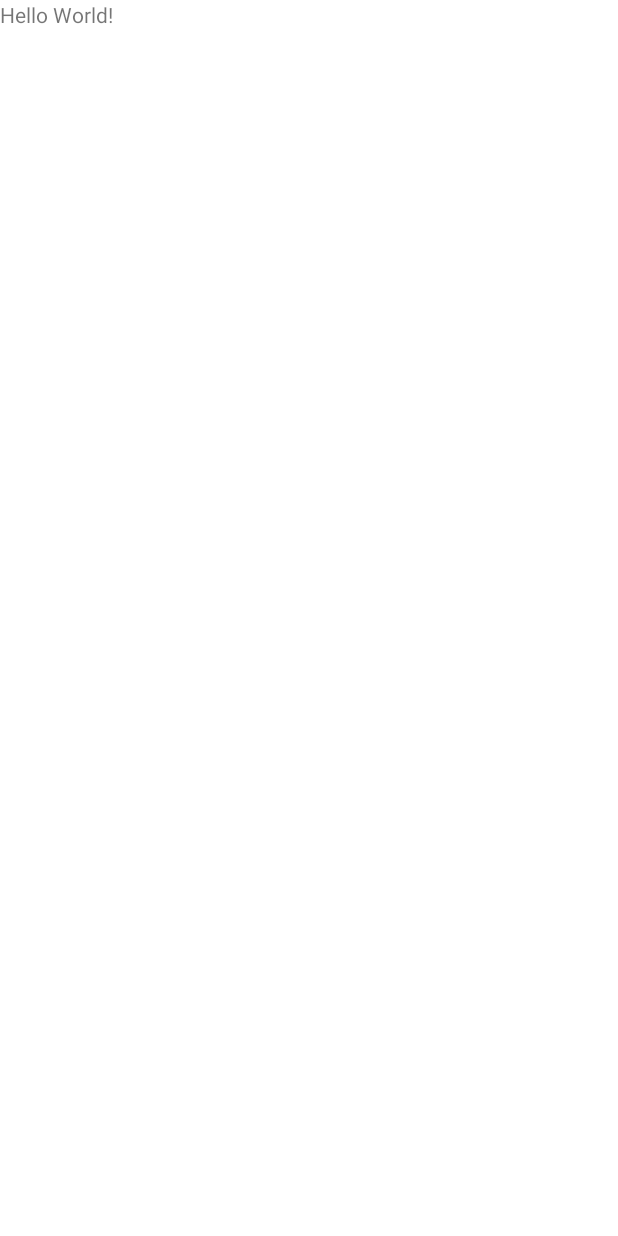
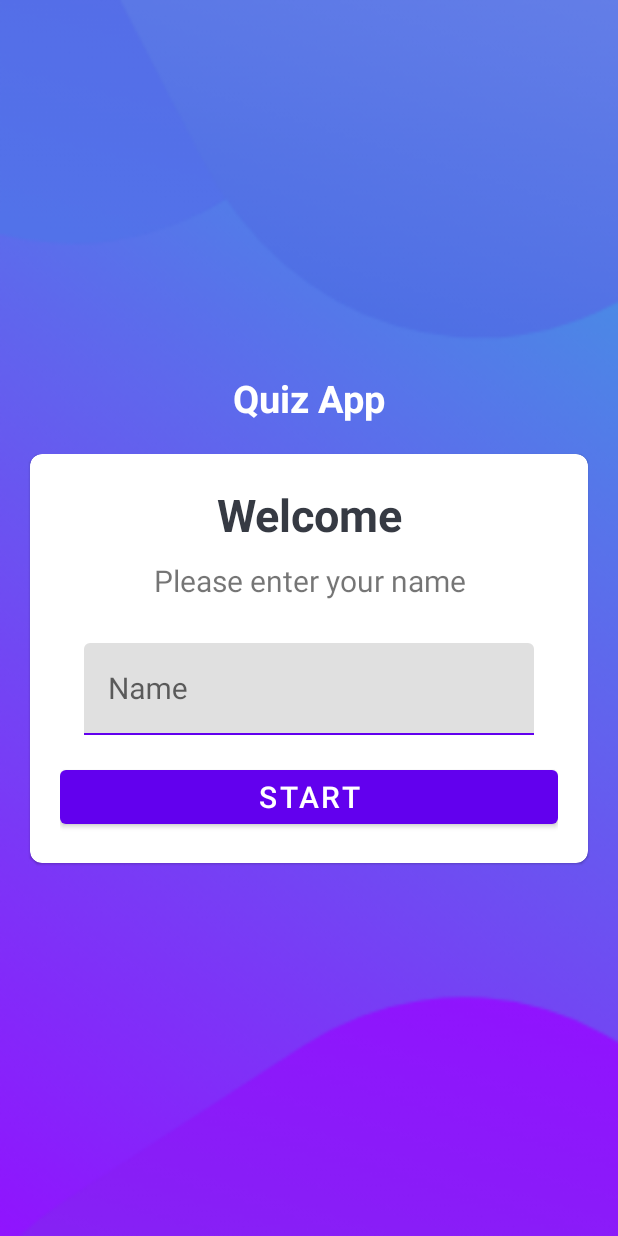
Before and after one commit to predator313/myQuizzApp, an Android app: the screen it shows after launch (MainActivity), on a phone screen of 412 x 824 dp. Before the commit the screen is almost empty. Run offline under Robolectric (Android 15) with nearby library versions, the phone set to English and light mode, and no system bars.

Commit message:
start UI

```diff
--- a/app/build.gradle
+++ b/app/build.gradle
@@ -41,4 +41,6 @@ dependencies {
     testImplementation 'junit:junit:4.13.2'
     androidTestImplementation 'androidx.test.ext:junit:1.1.5'
     androidTestImplementation 'androidx.test.espresso:espresso-core:3.5.1'
+    implementation 'com.google.android.material:material:1.3.0'
+
 }
--- a/app/src/main/res/layout/activity_main.xml
+++ b/app/src/main/res/layout/activity_main.xml
@@ -4,12 +4,74 @@
     xmlns:tools="http://schemas.android.com/tools"
     android:layout_width="match_parent"
     android:layout_height="match_parent"
+    android:background="@drawable/ic_bg"
+    android:orientation="vertical"
+    android:gravity="center"
     tools:context=".MainActivity">
 
     <TextView
-        android:layout_width="wrap_content"
+        android:layout_width="match_parent"
         android:layout_height="wrap_content"
-        android:text="Hello World!"
-         />
+        android:text="Quiz App"
+        android:textSize="25sp"
+        android:textStyle="bold"
+        android:gravity="center"
+        android:layout_marginBottom="20dp"
+        android:textColor="@color/white" />
+    <com.google.android.material.card.MaterialCardView
+        android:layout_width="match_parent"
+        android:layout_height="wrap_content"
+        android:layout_marginStart="20dp"
+        android:layout_marginEnd="20dp"
+        app:cardCornerRadius="8dp"
+        android:background="@color/white">
+        <LinearLayout
+            android:layout_width="match_parent"
+            android:layout_height="wrap_content"
+            android:layout_margin="20dp"
+            android:orientation="vertical">
+            <TextView
+                android:layout_width="match_parent"
+                android:layout_height="wrap_content"
+                android:text="Welcome"
+                android:textSize="30sp"
+                android:textStyle="bold"
+                android:gravity="center"
+                android:textColor="#363A43" />
+            <TextView
+                android:layout_width="match_parent"
+                android:layout_height="wrap_content"
+                android:minWidth="48dp"
+                android:minHeight="48dp"
+                android:text="Please enter your name"
+                android:gravity="center"
+                android:textSize="20sp"/>
+            <com.google.android.material.textfield.TextInputLayout
+                android:id="@+id/text_input_layout"
+                android:layout_width="match_parent"
+                android:layout_height="wrap_content"
+                style="@style/Widget.MaterialComponents.TextInputEditText.OutlinedBox"
+                >
+
+                <androidx.appcompat.widget.AppCompatEditText
+                    android:layout_width="match_parent"
+                    android:layout_height="wrap_content"
+                    android:hint="Name"
+                    android:textSize="20dp"
+                    android:inputType="textCapWords"
+                    android:textColor="#363A43"
+                    android:textColorHint="#7A8089"/>
+
+            </com.google.android.material.textfield.TextInputLayout>
+
+            <Button
+                android:layout_width="match_parent"
+                android:layout_height="wrap_content"
+                android:text="Start"
+                android:textSize="20sp"/>
+
+        </LinearLayout>
+
+    </com.google.android.material.card.MaterialCardView>
 
 </LinearLayout>
```
